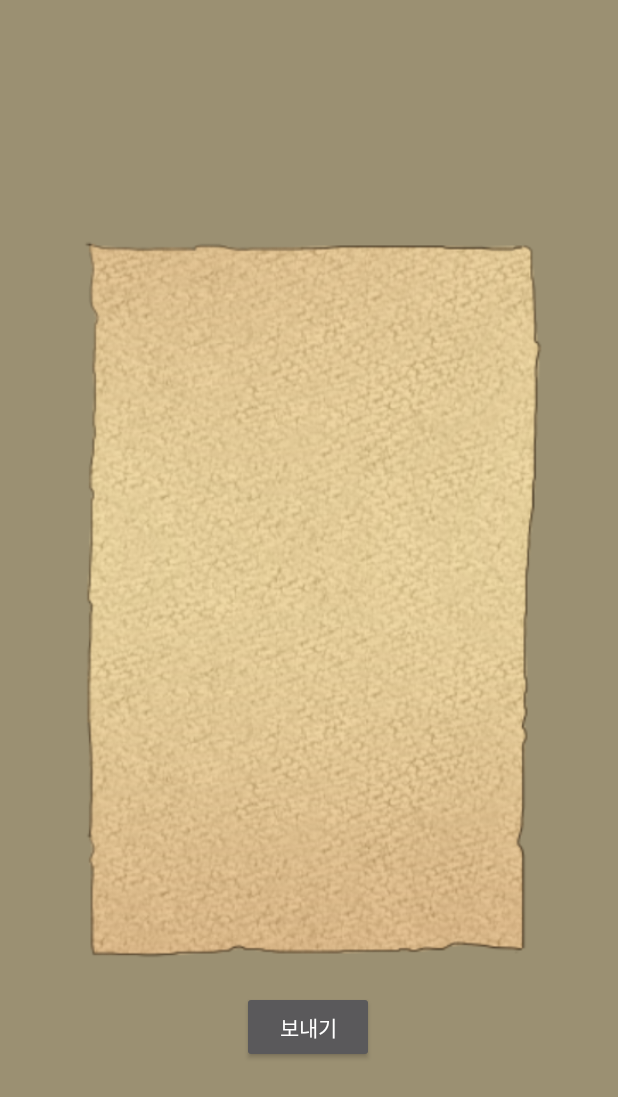
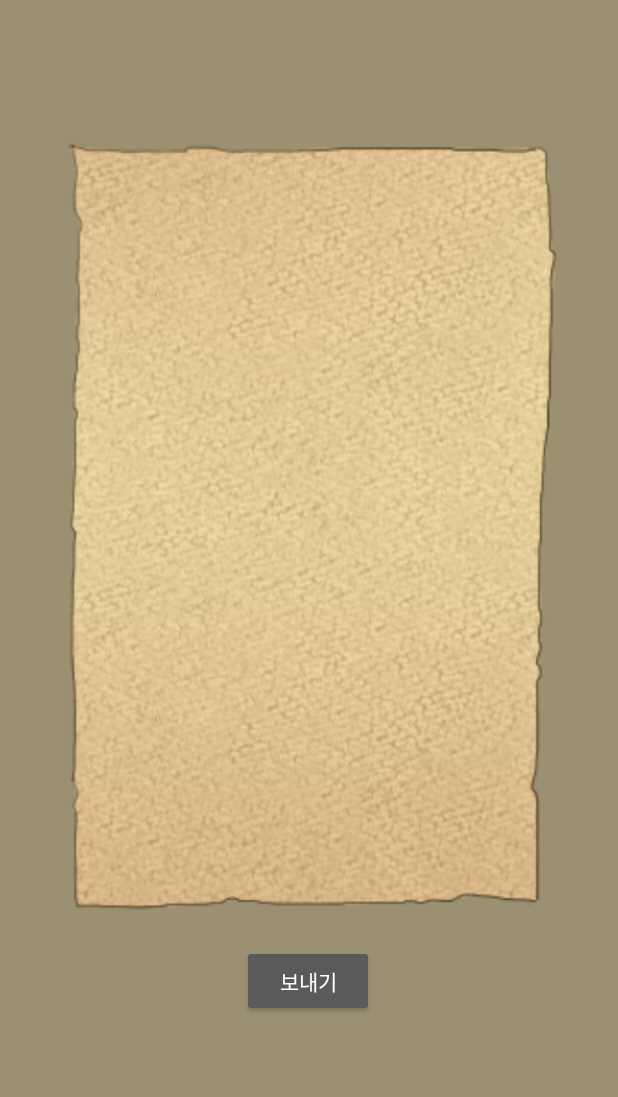
Before and after one commit to jeongiin/Planetwork, an Android app: the layout activity_writeletter.xml on its own in the app's theme, with its tools: preview values and no code run, on a phone screen of 412 x 824 dp. Shown: the top 1097 px of the screen. Run offline under Robolectric (Android 15) with nearby library versions, the phone set to English and light mode, and no system bars.

```diff
--- a/app/src/main/AndroidManifest.xml
+++ b/app/src/main/AndroidManifest.xml
@@ -21,7 +21,9 @@
         </activity>
 
         <activity android:name=".MainActivity">
+        </activity>
 
+        <activity android:name=".WriteLetterActivity">
         </activity>
 
 
--- a/app/src/main/java/com/example/planetwork/PlanetFragment.kt
+++ b/app/src/main/java/com/example/planetwork/PlanetFragment.kt
@@ -23,6 +23,8 @@ class PlanetFragment : Fragment() {
     override fun onActivityCreated(savedInstanceState: Bundle?) {
         super.onActivityCreated(savedInstanceState)
         //뷰 설정
-        tvFragmentPla.text = "Planet"
+        //var count = arguments.getInt("$count",count)  // 전달한 key 값
+        tvFragmentPla.text = "planet"
     }
+
 }
--- a/app/src/main/res/layout/activity_writeletter.xml
+++ b/app/src/main/res/layout/activity_writeletter.xml
@@ -2,18 +2,18 @@
 <androidx.constraintlayout.widget.ConstraintLayout
         xmlns:android="http://schemas.android.com/apk/res/android"
         xmlns:app="http://schemas.android.com/apk/res-auto"
-        android:orientation="vertical"
+        xmlns:tools="http://schemas.android.com/tools" android:orientation="vertical"
         android:layout_width="match_parent"
         android:layout_height="match_parent"
         android:background="#9B9072">
 
     <ImageView
-            android:layout_width="364dp"
-            android:layout_height="506dp"
+            android:layout_width="393dp"
+            android:layout_height="542dp"
             app:srcCompat="@drawable/letter_frg"
             android:id="@+id/write_letter"
             app:layout_constraintTop_toTopOf="parent"
-            android:layout_marginTop="128dp"
+            android:layout_marginTop="80dp"
             app:layout_constraintBottom_toBottomOf="parent"
             android:layout_marginBottom="8dp"
             app:layout_constraintEnd_toEndOf="parent"
@@ -23,7 +23,7 @@
             android:layout_marginLeft="50dp"
             android:layout_marginStart="50dp"
             app:layout_constraintHorizontal_bias="0.509"
-            app:layout_constraintVertical_bias="0.101"/>
+            app:layout_constraintVertical_bias="0.0"/>
 
 
     <Button
```
Also changed, not shown: app/src/main/java/com/example/planetwork/WriteLetterActivity.kt (+7 -2 lines).
